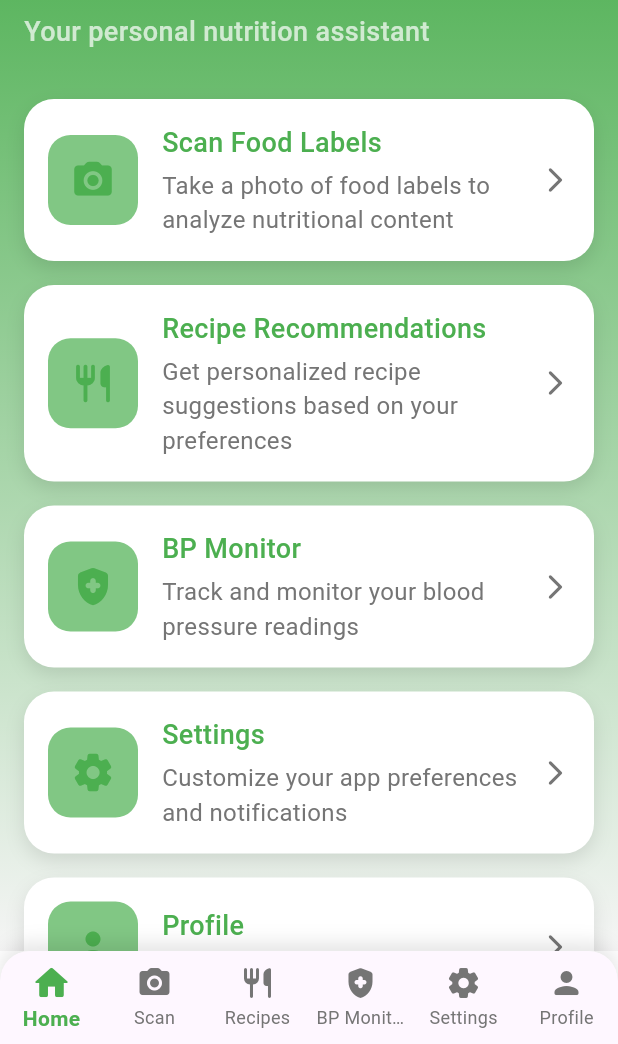
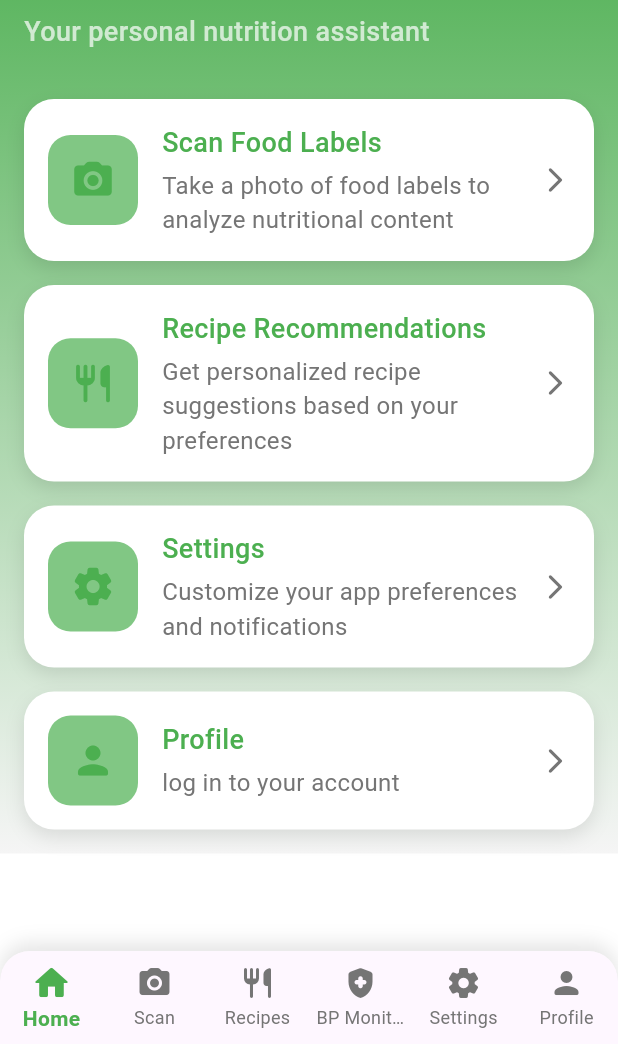
Before and after one commit to Tooba-Sadia/NUTRI-GUARD, a Flutter app: the BottomNavScreen screen opened by its route, on a phone screen of 412 x 824 dp, the part 192-1236 px from its top. Run offline on Flutter 3.47's test engine with Material 3 defaults, Android fonts, the phone set to English and light mode, and no system bars; our stand-ins replace camera, go_router, google_sign_in, image_cropper, image_picker, permission_handler; missing offline and left inert: google_mlkit_text_recognition, mysql1, tflite_flutter; network calls fail.

Commit message:
bp screen removed

```diff
--- a/myapp/lib/screens/allergen_entry_screen.dart
+++ b/myapp/lib/screens/allergen_entry_screen.dart
@@ -43,7 +43,7 @@ class _AllergenEntryScreenState extends State<AllergenEntryScreen> {
     print('Saving allergens for userId: $userId, allergens: $_allergens');
     try {
       final response = await http.post(
-        Uri.parse('https://db37-2407-d000-d-33c2-15fd-c4ba-2d0-db4d.ngrok-free.app/user/allergens'),
+        Uri.parse('https://6a8a-2407-d000-d-51ae-f02d-ab60-def7-f982.ngrok-free.app/user/allergens'),
         headers: {'Content-Type': 'application/json'},
         body: jsonEncode({'user_id': userId, 'allergens': _allergens}),
       );
--- a/myapp/lib/screens/home_screen.dart
+++ b/myapp/lib/screens/home_screen.dart
@@ -92,14 +92,14 @@ class HomeScreen extends StatelessWidget {
                   Icons.restaurant_rounded,
                   AppRoutes.recipe,
                 ),
-                const SizedBox(height: 16),
-                _buildFeatureCard(
-                  context,
-                  'BP Monitor',
-                  'Track and monitor your blood pressure readings',
-                  Icons.health_and_safety_rounded,
-                  AppRoutes.bpMonitor,
-                ),
+               // const SizedBox(height: 16),
+                //_buildFeatureCard(
+                  //context,
+                  //'BP Monitor',
+                  //'Track and monitor your blood pressure readings',
+                  //Icons.health_and_safety_rounded,
+                  //AppRoutes.bpMonitor,
+                //),
                 const SizedBox(height: 16),
                 _buildFeatureCard(
                   context,
@@ -263,10 +263,10 @@ class BottomNavScreenState extends State<BottomNavScreen> {
             icon: Icon(Icons.restaurant_rounded),
             label: 'Recipes',
           ),
-          BottomNavigationBarItem(
-            icon: Icon(Icons.health_and_safety_rounded),
-            label: 'BP Monitor',
-          ),
+          //BottomNavigationBarItem(
+            //icon: Icon(Icons.health_and_safety_rounded),
+            //label: 'BP Monitor',
+          //),
           BottomNavigationBarItem(
             icon: Icon(Icons.settings_rounded),
             label: 'Settings',
--- a/myapp/lib/screens/profile_screen.dart
+++ b/myapp/lib/screens/profile_screen.dart
@@ -39,10 +39,10 @@ class ProfileScreen extends StatelessWidget {
         leading: IconButton(
           icon: const Icon(Icons.arrow_back),
           onPressed: () {
-            if (Navigator.of(context).canPop()) {
-              Navigator.of(context).pop();
+            if (GoRouter.of(context).canPop()) {
+              context.pop();
             } else {
-              Navigator.of(context).pushReplacementNamed(AppRoutes.home);
+              context.go(AppRoutes.home);
             }
           },
         ),
--- a/myapp/lib/screens/recipe_screen.dart
+++ b/myapp/lib/screens/recipe_screen.dart
@@ -42,7 +42,7 @@ class _RecipeScreenState extends State<RecipeScreen> {
     });
     try {
       final response = await http.post(
-        Uri.parse('https://db37-2407-d000-d-33c2-15fd-c4ba-2d0-db4d.ngrok-free.app/recipes/recommend'),
+        Uri.parse('https://6a8a-2407-d000-d-51ae-f02d-ab60-def7-f982.ngrok-free.app/recipes/recommend'),
         headers: {'Content-Type': 'application/json'},
         body: jsonEncode({'allergens': userState.allergens}),
       ).timeout(const Duration(seconds: 10)); // <-- Add timeout
--- a/myapp/lib/services/user_service.dart
+++ b/myapp/lib/services/user_service.dart
@@ -11,7 +11,7 @@ import '../state/user_state.dart'; // Import UserState
 class UserService {
   // Flask API base URL
   //static const String baseUrl = 'http://10.8.144.101:5000'; // Flask API URL
-static const String baseUrl = 'https://db37-2407-d000-d-33c2-15fd-c4ba-2d0-db4d.ngrok-free.app';
+static const String baseUrl = 'https://6a8a-2407-d000-d-51ae-f02d-ab60-def7-f982.ngrok-free.app';
 
   // Login API call
   static Future<Map<String, dynamic>> login(String email, String password, [String text = '']) async {
```
Also changed, not shown: myapp/lib/screens/settings_screen.dart (+9 -3 lines).
